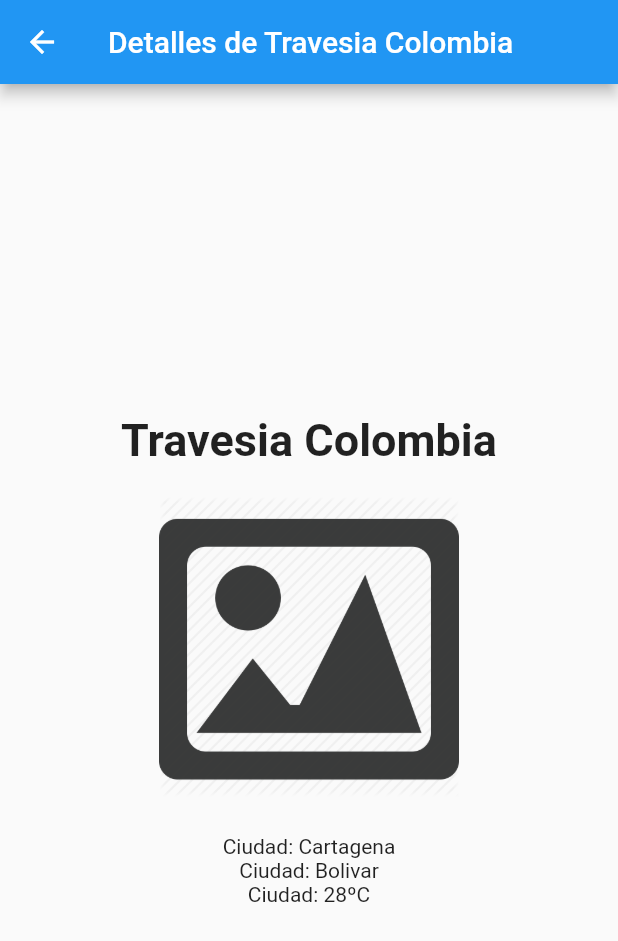
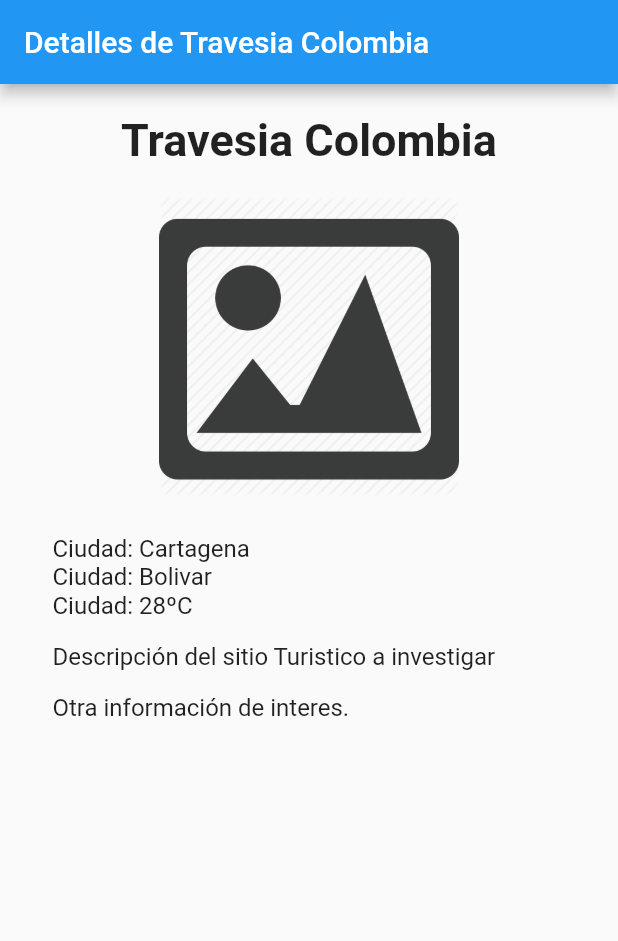
Before and after one commit to SmarTeam22/TravesiaColombia, a Flutter app: the TuristicoPOIPage screen opened directly, on a phone screen of 412 x 824 dp. Shown: the top 941 px of the screen. Run offline on Flutter 3.47's test engine with Material 2 defaults, Android fonts, the phone set to English and light mode, and no system bars.

Commit message:
Se termino la ventana POI

```diff
--- a/lib/pages/login_page.dart
+++ b/lib/pages/login_page.dart
@@ -32,7 +32,7 @@ class _LoginPageState extends State<LoginPage> {
     if(email.text.isNotEmpty && password.text.isNotEmpty){
       if(email.text=="ejemplo@gmail.com"){
         if(password.text=='123'){
-          Navigator.pushReplacement(context, MaterialPageRoute(builder: (context)=>const RegistrarPage()));
+          Navigator.pushReplacement(context, MaterialPageRoute(builder: (context)=> TuristicoPOIPage()));
         }else{
           mostrarMensaje('Password incorrecto');
         }
--- a/lib/pages/turistico_poi.dart
+++ b/lib/pages/turistico_poi.dart
@@ -9,27 +9,53 @@ class TuristicoPOIPage extends StatelessWidget {
 
   @override
   Widget build(BuildContext context) {
-    return  Scaffold(
+    return Scaffold(
       appBar: AppBar(
         title: const Text("Detalles de Travesia Colombia"),
       ),
-      body: Center(
+      body: SingleChildScrollView(
+        child: Container(
+          padding: const EdgeInsets.symmetric(vertical: 20, horizontal: 10),
           child: Column(
-          mainAxisAlignment: MainAxisAlignment.center,
+            mainAxisAlignment: MainAxisAlignment.start,
             children: [
-            const Text("Travesia Colombia", style: TextStyle(fontSize: 30, fontWeight: FontWeight.bold)),
-            const SizedBox(height: 20,),
-            const Image(image: AssetImage("assets/images/img.png"), width: 200,height: 200,),
-            const SizedBox(height: 25,),
-
-            Column(
+              SizedBox(
+                  child: Column(
+                children: const [
+                  Text("Travesia Colombia",
+                      style:
+                          TextStyle(fontSize: 30, fontWeight: FontWeight.bold)),
+                  SizedBox(
+                    height: 20,
+                  ),
+                  Image(
+                    image: AssetImage("assets/images/img.png"),
+                    width: 200,
+                    height: 200,
+                  ),
+                  SizedBox(
+                    height: 25,
+                  ),
+                ],
+              )),
+              Container(
+                padding: const EdgeInsets.symmetric(horizontal: 25),
+                width: double.infinity,
+                child: Column(
+                  crossAxisAlignment: CrossAxisAlignment.start,
                   children: [
-                Text("Ciudad: ${ciudad}"),
-                Text("Ciudad: ${depa}"),
-                Text("Ciudad: ${temp}")
+                    Text("Ciudad: ${ciudad}", style: TextStyle(fontSize: 16)),
+                    Text("Ciudad: ${depa}", style: TextStyle(fontSize: 16)),
+                    Text("Ciudad: ${temp}", style: TextStyle(fontSize: 16)),
+                    SizedBox(height: 15,),
+                    Text("Descripción del sitio Turistico a investigar", style: TextStyle(fontSize: 16)),
+                    SizedBox(height: 15,),
+                    Text("Otra información de interes.", style: TextStyle(fontSize: 16))
                   ],
                 ),
+              ),
             ],
+          ),
         ),
       ),
     );
```
Lines whose indentation alone changed are shown as unchanged.
